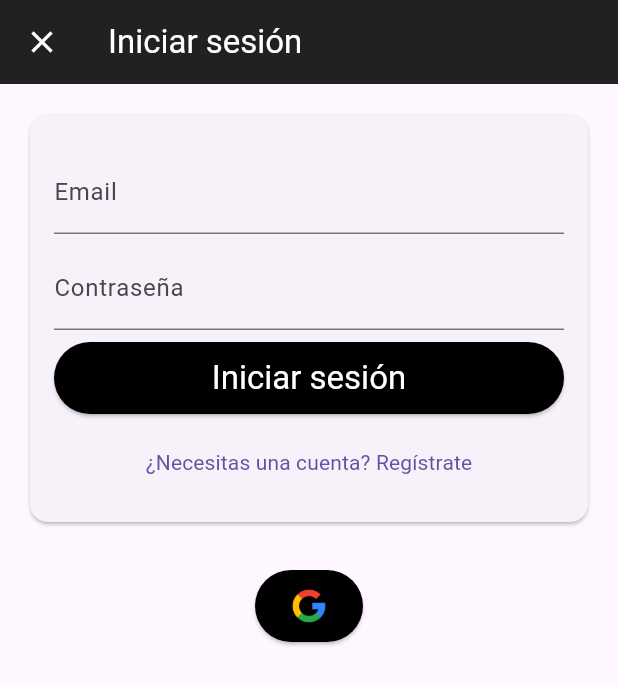
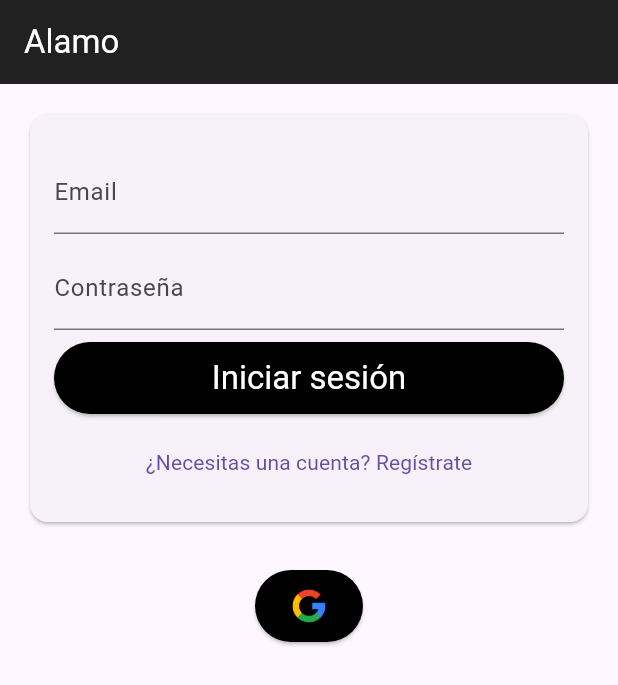
Before and after one commit to Div-elopers/Alamo, a Flutter app: the screen it shows after launch, on a phone screen of 412 x 824 dp. Shown: the top 685 px of the screen. Run offline on Flutter 3.47's test engine with Material 3 defaults, Android fonts, the light colour scheme and no system bars; our stand-ins replace cached_network_image, firebase_auth, firebase_core, flutter_riverpod, go_router, google_sign_in and 1 more; accounts and stored records are empty; generated files the repository leaves out were written again.

Commit message:
Authentication - Sign in flow and google error fix

```diff
--- /dev/null
+++ b/alamo/lib/src/features/auth/sign_in/sign_in_screen.dart
@@ -0,0 +1,34 @@
+import 'package:alamo/src/constants/app_sizes.dart';
+import 'package:alamo/src/features/auth/sign_in/email_password/email_password_sign_in_form_type.dart';
+import 'package:alamo/src/features/auth/sign_in/email_password/email_password_sign_in_screen.dart';
+import 'package:alamo/src/features/auth/sign_in/google/google_sign_in_screen.dart';
+import 'package:alamo/src/localization/string_hardcoded.dart';
+import 'package:alamo/src/widgets/responsive_center.dart';
+import 'package:flutter/material.dart';
+
+class SignInScreen extends StatefulWidget {
+  const SignInScreen({super.key});
+
+  @override
+  State<SignInScreen> createState() => _SignInScreenState();
+}
+
+class _SignInScreenState extends State<SignInScreen> {
+  @override
+  Widget build(BuildContext context) {
+    return Scaffold(
+      appBar: AppBar(title: Text('Alamo'.hardcoded)),
+      body: const ResponsiveCenter(
+        child: Column(
+          children: [
+            EmailPasswordSignInScreen(
+              formType: EmailPasswordSignInFormType.signIn,
+            ),
+            gapH12,
+            GoogleSignInScreen(),
+          ],
+        ),
+      ),
+    );
+  }
+}
--- a/alamo/lib/src/features/home/home_screen.dart
+++ b/alamo/lib/src/features/home/home_screen.dart
@@ -1,9 +1,4 @@
-import 'package:alamo/src/constants/app_sizes.dart';
-import 'package:alamo/src/features/auth/sign_in/email_password/email_password_sign_in_form_type.dart';
-import 'package:alamo/src/features/auth/sign_in/email_password/email_password_sign_in_screen.dart';
-import 'package:alamo/src/features/auth/sign_in/google/google_sign_in_screen.dart';
-import 'package:alamo/src/localization/string_hardcoded.dart';
-import 'package:alamo/src/widgets/responsive_center.dart';
+import 'package:alamo/src/features/home/home_app_bar/home_app_bar.dart';
 import 'package:flutter/material.dart';
 
 class HomeScreen extends StatefulWidget {
@@ -16,19 +11,9 @@ class HomeScreen extends StatefulWidget {
 class _HomeScreenState extends State<HomeScreen> {
   @override
   Widget build(BuildContext context) {
-    return Scaffold(
-      appBar: AppBar(title: Text('Iniciar sesión'.hardcoded)),
-      body: const ResponsiveCenter(
-        child: Column(
-          children: [
-            EmailPasswordSignInScreen(
-              formType: EmailPasswordSignInFormType.signIn,
-            ),
-            gapH12,
-            GoogleSignInScreen(),
-          ],
-        ),
-      ),
+    return const Scaffold(
+      appBar: HomeAppBar(),
+      body: Placeholder(),
     );
   }
 }
--- a/alamo/lib/src/routing/app_router.dart
+++ b/alamo/lib/src/routing/app_router.dart
@@ -1,7 +1,6 @@
 import 'package:alamo/src/features/auth/account/account_screen.dart';
 import 'package:alamo/src/features/auth/data/auth_repository.dart';
-import 'package:alamo/src/features/auth/sign_in/email_password/email_password_sign_in_form_type.dart';
-import 'package:alamo/src/features/auth/sign_in/email_password/email_password_sign_in_screen.dart';
+import 'package:alamo/src/features/auth/sign_in/sign_in_screen.dart';
 import 'package:alamo/src/features/home/home_screen.dart';
 import 'package:alamo/src/routing/go_router_refresh_stream.dart';
 import 'package:alamo/src/routing/not_found_screen.dart';
@@ -57,15 +56,12 @@ final goRouterProvider = Provider<GoRouter>((ref) {
               child: AccountScreen(),
             ),
           ),
-          GoRoute(
-            path: 'signIn',
-            name: AppRoute.signIn.name,
-            pageBuilder: (context, state) => const MaterialPage(
-              fullscreenDialog: true,
-              child: HomeScreen(),
-            ),
-          ),
         ],
+      ),
+      GoRoute(
+        path: '/signIn',
+        name: AppRoute.signIn.name,
+        builder: (context, state) => const SignInScreen(),
       ),
     ],
     errorBuilder: (context, state) => const NotFoundScreen(),
--- a/alamo/lib/src/routing/not_found_screen.dart
+++ b/alamo/lib/src/routing/not_found_screen.dart
@@ -11,7 +11,7 @@ class NotFoundScreen extends StatelessWidget {
     return Scaffold(
       appBar: AppBar(),
       body: EmptyPlaceholderWidget(
-        message: '404 - Page not found!'.hardcoded,
+        message: '404 - Pagina no encontrada!'.hardcoded,
       ),
     );
   }
```
Also changed, not shown: alamo/lib/src/features/auth/account/account_screen.dart (+8 -8 lines), alamo/lib/src/features/auth/data/auth_repository.dart (+30 -6 lines), alamo/lib/src/features/home/home_app_bar/home_app_bar.dart (+4 -4 lines), alamo/lib/src/features/home/home_app_bar/more_menu_button.dart (+5 -6 lines).
